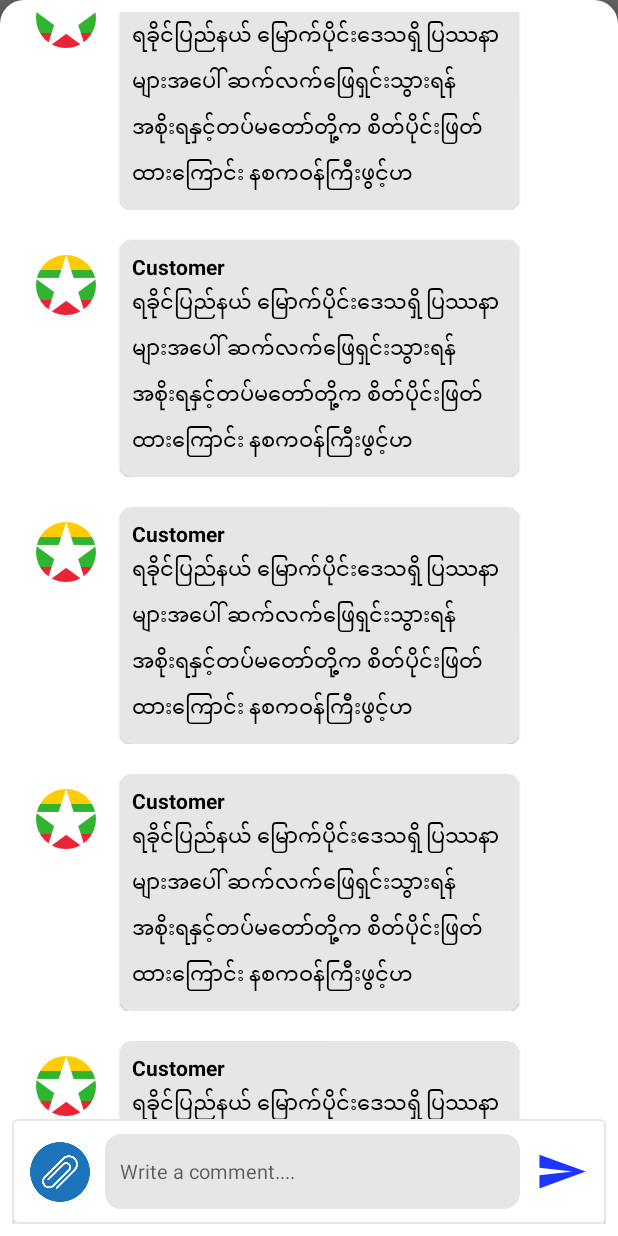
After one commit to heinminlatt611517/NpNews, an Android app: the fragment CommentBottomSheetFragment placed in its activity, on a phone screen of 412 x 824 dp. The commit adds this screen. Run offline under Robolectric (Android 15) with nearby library versions, the phone set to English and light mode, and no system bars; our stand-ins replace CircleImageView; libraries missing offline, so code that uses them is left out: com.google.firebase.iid.

Commit message:
update code

```diff
--- a/app/src/main/java/com/heinminlatt/npnews/activities/HomeNewsActivity.kt
+++ b/app/src/main/java/com/heinminlatt/npnews/activities/HomeNewsActivity.kt
@@ -6,11 +6,13 @@ import androidx.lifecycle.ViewModelProviders
 import androidx.recyclerview.widget.LinearLayoutManager
 import com.heinminlatt.npnews.R
 import com.heinminlatt.npnews.adapters.HomeRelatedNewsAdapter
+import com.heinminlatt.npnews.fragments.CommentBottomSheetFragment
 import com.heinminlatt.npnews.mvp.presenters.HomeNewsPresenter
 import com.heinminlatt.npnews.mvp.presenters.impls.HomeNewsPresenterImpl
 import com.heinminlatt.npnews.mvp.views.HomeNewsView
 import com.heinminlatt.shared.activity.BaseActivity
 import kotlinx.android.synthetic.main.activity_home_news_detail.*
+import kotlinx.android.synthetic.main.fragment_account.*
 
 class HomeNewsActivity : BaseActivity(),HomeNewsView {
     companion object{
@@ -30,6 +32,7 @@ class HomeNewsActivity : BaseActivity(),HomeNewsView {
         setUpPresenter()
         setUpRecyclerView()
         setUpActionListener()
+
     }
 
     private fun setUpActionListener() {
@@ -59,7 +62,11 @@ class HomeNewsActivity : BaseActivity(),HomeNewsView {
     }
 
     override fun navigateToLoginScreen() {
-        startActivity(this.let { LoginActivity.newIntent(it) })
+        //startActivity(this.let { LoginActivity.newIntent(it) })
+            val bottomSheetDialogFragment = CommentBottomSheetFragment()
+            this.supportFragmentManager.let { it1 ->
+                bottomSheetDialogFragment.show(it1,"TAG")
+        }
     }
 
     override fun navigateToPreviousScreen() {
--- a/app/src/main/java/com/heinminlatt/npnews/activities/MainActivity.kt
+++ b/app/src/main/java/com/heinminlatt/npnews/activities/MainActivity.kt
@@ -33,6 +33,7 @@ class MainActivity : BaseActivity() {
 
 
     private fun  setUpTabViewWithViewPager(){
+        pager.isUserInputEnabled = false
         val pagerAdapter = MainPagerAdapter(this)
         pager.adapter=pagerAdapter
         TabLayoutMediator(tabs,pager){tab, position ->
--- /dev/null
+++ b/app/src/main/java/com/heinminlatt/npnews/adapters/CommentMessageAdapter.kt
@@ -0,0 +1,16 @@
+package com.heinminlatt.npnews.adapters
+
+import android.view.LayoutInflater
+import android.view.ViewGroup
+import com.heinminlatt.npnews.R
+import com.heinminlatt.npnews.views.viewHolders.CommentMessageViewHolder
+import com.heinminlatt.shared.adapter.BaseRecyclerAdapter
+import com.heinminlatt.shared.view.viewHolders.BaseViewHolder
+
+class CommentMessageAdapter : BaseRecyclerAdapter<BaseViewHolder<Int>, Int>() {
+    override fun onCreateViewHolder(parent: ViewGroup, viewType: Int): BaseViewHolder<Int> {
+        val view =
+            LayoutInflater.from(parent.context).inflate(R.layout.list_items_comment_message, parent, false)
+        return CommentMessageViewHolder(view)
+    }
+}
--- a/app/src/main/java/com/heinminlatt/npnews/fragments/AccountFragment.kt
+++ b/app/src/main/java/com/heinminlatt/npnews/fragments/AccountFragment.kt
@@ -8,6 +8,7 @@ import android.view.ViewGroup
 import androidx.lifecycle.ViewModelProviders
 import com.heinminlatt.npnews.R
 import com.heinminlatt.npnews.activities.EditProfileActivity
+import com.heinminlatt.npnews.activities.MainActivity
 import com.heinminlatt.npnews.mvp.presenters.AccountPresenter
 import com.heinminlatt.npnews.mvp.presenters.impls.AccountPresenterImpl
 import com.heinminlatt.npnews.mvp.views.AccountView
@@ -45,6 +46,7 @@ class AccountFragment : BaseFragment() , AccountView{
     override fun onViewCreated(view: View, savedInstanceState: Bundle?) {
         super.onViewCreated(view, savedInstanceState)
         Log.d("Language",SessionManager.language.toString())
+
         setUpPresenter()
         setUpActionListener()
     }
--- /dev/null
+++ b/app/src/main/java/com/heinminlatt/npnews/fragments/CommentBottomSheetFragment.kt
@@ -0,0 +1,54 @@
+package com.heinminlatt.npnews.fragments
+
+import android.os.Bundle
+import android.view.LayoutInflater
+import android.view.View
+import android.view.ViewGroup
+import androidx.recyclerview.widget.LinearLayoutManager
+import com.google.android.material.bottomsheet.BottomSheetBehavior
+import com.google.android.material.bottomsheet.BottomSheetDialogFragment
+import com.heinminlatt.npnews.R
+import com.heinminlatt.npnews.adapters.ArticleNewsAdapter
+import com.heinminlatt.npnews.adapters.CommentMessageAdapter
+import com.heinminlatt.npnews.adapters.GlobalNewsAdapter
+import kotlinx.android.synthetic.main.fragment_artical.*
+import kotlinx.android.synthetic.main.fragment_comment_bottom_sheet.*
+
+
+class CommentBottomSheetFragment : BottomSheetDialogFragment() {
+
+    private lateinit var mCommentMessageAdapter: CommentMessageAdapter
+    override fun onCreateView(
+        inflater: LayoutInflater, container: ViewGroup?,
+        savedInstanceState: Bundle?
+    ): View? {
+        return inflater.inflate(R.layout.fragment_comment_bottom_sheet, container, false)
+
+    }
+
+    override fun onStart() {
+        super.onStart()
+        dialog?.also {
+            val bottomSheet = dialog!!.findViewById<View>(R.id.design_bottom_sheet)
+            bottomSheet.layoutParams.height = ViewGroup.LayoutParams.MATCH_PARENT
+            val behavior = BottomSheetBehavior.from<View>(bottomSheet)
+            behavior.peekHeight = resources.displayMetrics.heightPixels //replace to whatever you want
+            view?.requestLayout()
+        }
+    }
+
+    override fun onViewCreated(view: View, savedInstanceState: Bundle?) {
+        super.onViewCreated(view, savedInstanceState)
+        setUpRecyclerView()
+    }
+
+    private fun setUpRecyclerView() {
+        rv_commentMessage.layoutManager =
+                LinearLayoutManager(activity, LinearLayoutManager.VERTICAL, false)
+        mCommentMessageAdapter = CommentMessageAdapter()
+        rv_commentMessage.adapter = mCommentMessageAdapter
+
+        mCommentMessageAdapter.setNewData(mutableListOf(1, 2, 3, 4, 5, 6, 7, 8, 8, 9))
+    }
+
+}
--- a/app/src/main/java/com/heinminlatt/npnews/fragments/HomeFragment.kt
+++ b/app/src/main/java/com/heinminlatt/npnews/fragments/HomeFragment.kt
@@ -52,6 +52,13 @@ class HomeFragment : BaseFragment(),HomeView{
         setUpPresenter()
         //setUpRecyclerView()
         setUpTabViewWithViewPager()
+        setUpActionListener()
+    }
+
+    private fun setUpActionListener() {
+        iv_notification.setOnClickListener {
+            startActivity(context?.let { HomeNewsActivity.newIntent(it) })
+        }
     }
 
     private fun setUpPresenter() {
--- /dev/null
+++ b/app/src/main/java/com/heinminlatt/npnews/views/viewHolders/CommentMessageViewHolder.kt
@@ -0,0 +1,14 @@
+package com.heinminlatt.npnews.views.viewHolders
+
+import android.view.View
+import com.heinminlatt.shared.view.viewHolders.BaseViewHolder
+
+class CommentMessageViewHolder(itemView: View) : BaseViewHolder<Int>(itemView) {
+    override fun clickItem(it: View?) {
+
+    }
+
+    override fun bindData(data: Int) {
+
+    }
+}
--- /dev/null
+++ b/app/src/main/res/drawable/ic_baseline_send_24.xml
@@ -0,0 +1,5 @@
+<vector android:autoMirrored="true" android:height="24dp"
+    android:tint="#1D36FF" android:viewportHeight="24"
+    android:viewportWidth="24" android:width="24dp" xmlns:android="http://schemas.android.com/apk/res/android">
+    <path android:fillColor="@android:color/white" android:pathData="M2.01,21L23,12 2.01,3 2,10l15,2 -15,2z"/>
+</vector>
--- /dev/null
+++ b/app/src/main/res/drawable/rounded_corner_btn_grey.xml
@@ -0,0 +1,10 @@
+<?xml version="1.0" encoding="utf-8"?>
+<shape xmlns:android="http://schemas.android.com/apk/res/android"
+    android:shape="rectangle">
+    <stroke
+        android:color="@color/color_gray"
+        android:width="1dp" />
+    <corners
+        android:radius="10dp" />
+    <solid android:color="@color/color_gray" />
+</shape>
--- a/app/src/main/res/layout-v21/list_items_home_news.xml
+++ b/app/src/main/res/layout-v21/list_items_home_news.xml
@@ -5,7 +5,6 @@
     app:cardCornerRadius="@dimen/card_cornor_radius"
     app:cardBackgroundColor="@color/white"
     app:cardElevation="0dp"
-    android:layout_margin="10dp"
     app:strokeColor="@color/color_gray"
     android:id="@+id/card_speciality"
     android:layout_height="wrap_content"
--- a/app/src/main/res/layout/activity_home_news_detail.xml
+++ b/app/src/main/res/layout/activity_home_news_detail.xml
@@ -119,6 +119,10 @@
         android:background="@android:color/white"
         android:fillViewport="true"
         android:overScrollMode="never"
+
+        android:isScrollContainer="true"
+        android:measureAllChildren="true"
+
         app:layout_behavior="com.google.android.material.appbar.AppBarLayout$ScrollingViewBehavior"
         >
 
@@ -126,7 +130,8 @@
             android:layout_width="match_parent"
             android:layout_height="match_parent"
             android:background="@drawable/top_corner_radius"
-            android:layout_margin="@dimen/margin_small">
+            android:layout_margin="@dimen/margin_small"
+            >
 
             <com.google.android.material.button.MaterialButton
                 android:id="@+id/btn_login_and_comment"
@@ -164,11 +169,15 @@
                 app:layout_constraintTop_toBottomOf="@id/tv_news_description"/>
 
             <androidx.recyclerview.widget.RecyclerView
+                app:layout_behavior="@string/appbar_scrolling_view_behavior"
                 app:layout_constraintTop_toBottomOf="@+id/tv_related_news"
                 android:layout_width="match_parent"
                 android:layout_height="wrap_content"
-                android:layout_margin="3dp"
+                android:layout_marginLeft="@dimen/margin_medium_2"
+                android:layout_marginRight="@dimen/margin_medium_2"
                 app:fastScrollEnabled="false"
+                android:clipToPadding="false"
+                android:paddingBottom="120dp"
                 tools:listitem="@layout/list_items_home_related_news"
                 android:id="@+id/rv_related_news"/>
 
--- /dev/null
+++ b/app/src/main/res/layout/fragment_comment_bottom_sheet.xml
@@ -0,0 +1,127 @@
+<?xml version="1.0" encoding="utf-8"?>
+<androidx.constraintlayout.widget.ConstraintLayout xmlns:android="http://schemas.android.com/apk/res/android"
+    xmlns:app="http://schemas.android.com/apk/res-auto"
+    xmlns:tools="http://schemas.android.com/tools"
+    android:orientation="vertical"
+    android:layout_width="match_parent"
+    android:layout_height="match_parent"
+    app:behavior_hideable="true"
+    android:background="@drawable/top_corner_radius"
+    android:id="@+id/bottom_sheet"
+    app:behavior_peekHeight="0dp"
+    android:layout_marginTop="@dimen/margin_medium_2"
+    android:windowSoftInputMode="adjustResize|stateVisible"
+    android:padding="@dimen/margin_medium"
+    app:layout_behavior="@string/bottom_sheet_behavior">
+
+    <androidx.core.widget.NestedScrollView
+        android:id="@+id/nested"
+        android:layout_width="match_parent"
+        android:layout_height="wrap_content"
+        android:clickable="true"
+        android:focusableInTouchMode="true"
+        app:layout_constraintTop_toTopOf="parent"
+        app:layout_constraintBottom_toTopOf="@+id/cv_bottom">
+
+        <LinearLayout
+            android:layout_width="match_parent"
+            android:layout_height="match_parent"
+            android:orientation="vertical">
+
+            <androidx.cardview.widget.CardView
+                android:id="@+id/card"
+                android:layout_width="match_parent"
+                android:layout_height="wrap_content"
+                android:layout_margin="15dp"
+                android:layout_marginBottom="@dimen/margin_large"
+                android:orientation="vertical"
+                android:padding="5dp"
+                app:cardCornerRadius="20dp"
+                app:cardElevation="5dp">
+
+                <LinearLayout
+                    android:layout_width="match_parent"
+                    android:layout_height="wrap_content"
+                    android:orientation="vertical">
+
+                </LinearLayout>
+
+            </androidx.cardview.widget.CardView>
+
+
+            <androidx.recyclerview.widget.RecyclerView
+                android:id="@+id/rv_commentMessage"
+                android:layout_width="match_parent"
+                android:layout_height="wrap_content"
+                android:layout_marginBottom="70dp"
+                android:layout_marginLeft="@dimen/margin_medium"
+                android:layout_marginRight="@dimen/margin_medium"
+                android:layout_marginTop="@dimen/margin_medium"
+                />
+
+        </LinearLayout>
+    </androidx.core.widget.NestedScrollView>
+
+
+    <com.google.android.material.card.MaterialCardView
+        android:layout_width="match_parent"
+        android:layout_height="70dp"
+        app:strokeWidth="1dp"
+        android:id="@+id/cv_bottom"
+        app:strokeColor="@color/color_gray"
+        app:layout_constraintBottom_toBottomOf="parent">
+        <LinearLayout
+            android:id="@+id/bottomLayout"
+            android:layout_width="match_parent"
+            android:layout_height="wrap_content"
+            android:orientation="vertical"
+            >
+            <androidx.constraintlayout.widget.ConstraintLayout
+                android:layout_width="match_parent"
+                android:layout_height="wrap_content"
+                android:layout_margin="@dimen/margin_small"
+                android:background="@color/white">
+
+                <ImageView
+                    android:id="@+id/iv_attach"
+                    android:layout_width="40dp"
+                    android:layout_height="40dp"
+                    android:layout_marginLeft="@dimen/margin_medium"
+                    android:src="@drawable/ic_attach_blue"
+                    app:layout_constraintBottom_toBottomOf="parent"
+                    app:layout_constraintStart_toStartOf="parent"
+                    app:layout_constraintTop_toTopOf="parent" />
+
+                <androidx.appcompat.widget.AppCompatEditText
+                    android:id="@+id/ed_text_message"
+                    android:layout_width="0dp"
+                    android:layout_height="50dp"
+                    android:layout_margin="10dp"
+                    android:background="@drawable/rounded_corner_btn_grey"
+                    android:hint="Write a comment...."
+                    android:maxLines="4"
+                    android:padding="10dp"
+                    android:textColor="@color/black"
+                    android:textSize="13sp"
+                    app:layout_constraintBottom_toBottomOf="parent"
+                    app:layout_constraintEnd_toStartOf="@+id/btn_sendText"
+                    app:layout_constraintStart_toEndOf="@+id/iv_attach"
+                    app:layout_constraintTop_toTopOf="parent" />
+
+                <androidx.appcompat.widget.AppCompatButton
+                    android:id="@+id/btn_sendText"
+                    android:layout_width="35dp"
+                    android:layout_height="30dp"
+                    android:layout_marginRight="@dimen/margin_medium"
+                    android:background="@drawable/ic_baseline_send_24"
+                    app:layout_constraintBottom_toBottomOf="parent"
+                    app:layout_constraintEnd_toEndOf="parent"
+                    app:layout_constraintTop_toTopOf="parent" />
+
+            </androidx.constraintlayout.widget.ConstraintLayout>
+
+        </LinearLayout>
+
+    </com.google.android.material.card.MaterialCardView>
+
+</androidx.constraintlayout.widget.ConstraintLayout>
--- /dev/null
+++ b/app/src/main/res/layout/list_items_comment_message.xml
@@ -0,0 +1,51 @@
+<?xml version="1.0" encoding="utf-8"?>
+<androidx.constraintlayout.widget.ConstraintLayout xmlns:android="http://schemas.android.com/apk/res/android"
+    android:layout_width="400dp"
+    android:layout_height="wrap_content"
+    android:padding="@dimen/margin_small"
+    android:layout_marginBottom="@dimen/margin_medium"
+    xmlns:app="http://schemas.android.com/apk/res-auto">
+
+    <de.hdodenhof.circleimageview.CircleImageView
+        android:id="@+id/iv_user"
+        android:layout_width="40dp"
+        android:layout_height="60dp"
+        android:layout_margin="@dimen/margin_small"
+        app:layout_constraintTop_toTopOf="parent"
+        app:layout_constraintStart_toStartOf="parent"
+        android:src="@drawable/my"/>
+    <com.google.android.material.card.MaterialCardView
+        android:layout_width="wrap_content"
+        android:layout_height="wrap_content"
+        app:cardBackgroundColor="@color/color_gray"
+        app:cardCornerRadius="@dimen/margin_medium"
+        android:layout_marginLeft="@dimen/margin_medium_2"
+        app:layout_constraintStart_toEndOf="@+id/iv_user"
+        app:layout_constraintTop_toTopOf="@+id/iv_user">
+        <LinearLayout
+            android:layout_width="wrap_content"
+            android:layout_height="wrap_content"
+            android:padding="@dimen/margin_medium"
+            android:orientation="vertical">
+            <TextView
+                android:id="@+id/tv_userName"
+                android:layout_width="wrap_content"
+                android:layout_height="wrap_content"
+                android:text="Customer"
+                android:textColor="@color/black"
+                android:textStyle="bold"
+                />
+
+            <TextView
+                android:id="@+id/tv_userComment"
+                android:layout_width="250dp"
+                android:layout_height="wrap_content"
+                android:text="@string/new_title"
+                android:textColor="@color/black"
+                android:textStyle="normal"
+                />
+        </LinearLayout>
+    </com.google.android.material.card.MaterialCardView>
+
+
+</androidx.constraintlayout.widget.ConstraintLayout>
--- a/app/src/main/res/layout/list_items_home_news.xml
+++ b/app/src/main/res/layout/list_items_home_news.xml
@@ -5,7 +5,6 @@
     app:cardCornerRadius="@dimen/card_cornor_radius"
     app:cardBackgroundColor="@color/white"
     app:cardElevation="0dp"
-    android:layout_margin="10dp"
     app:strokeColor="@color/color_gray"
     android:id="@+id/card_speciality"
     android:layout_height="wrap_content"
--- a/app/src/main/res/layout/list_items_home_related_news.xml
+++ b/app/src/main/res/layout/list_items_home_related_news.xml
@@ -5,9 +5,9 @@
     app:cardCornerRadius="@dimen/card_cornor_radius"
     app:cardBackgroundColor="@color/white"
     app:cardElevation="0dp"
-    android:layout_margin="10dp"
     app:strokeColor="@color/color_gray"
     app:strokeWidth="1dp"
+    android:layout_marginBottom="6dp"
     android:id="@+id/card_speciality"
     android:layout_height="wrap_content"
     xmlns:app="http://schemas.android.com/apk/res-auto">
--- a/app/src/main/res/values/styles.xml
+++ b/app/src/main/res/values/styles.xml
@@ -34,4 +34,14 @@
         <item name="colorControlNormal">@color/color_rating</item>
         <item name="colorControlActivated">@color/color_rating</item>
     </style>
+
+
+//bottomSheetDialog
+    <style name="BottomSheetDialog" parent="Theme.Design.Light.BottomSheetDialog">
+        <item name="bottomSheetStyle">@style/bottomSheetStyleWrapper</item>
+    </style>
+
+    <style name="bottomSheetStyleWrapper" parent="Widget.Design.BottomSheet.Modal">
+        <item name="behavior_peekHeight">500dp</item>
+    </style>
 </resources>
```
Also changed, not shown: app/src/main/res/drawable/ic_attach_blue.png (added).
